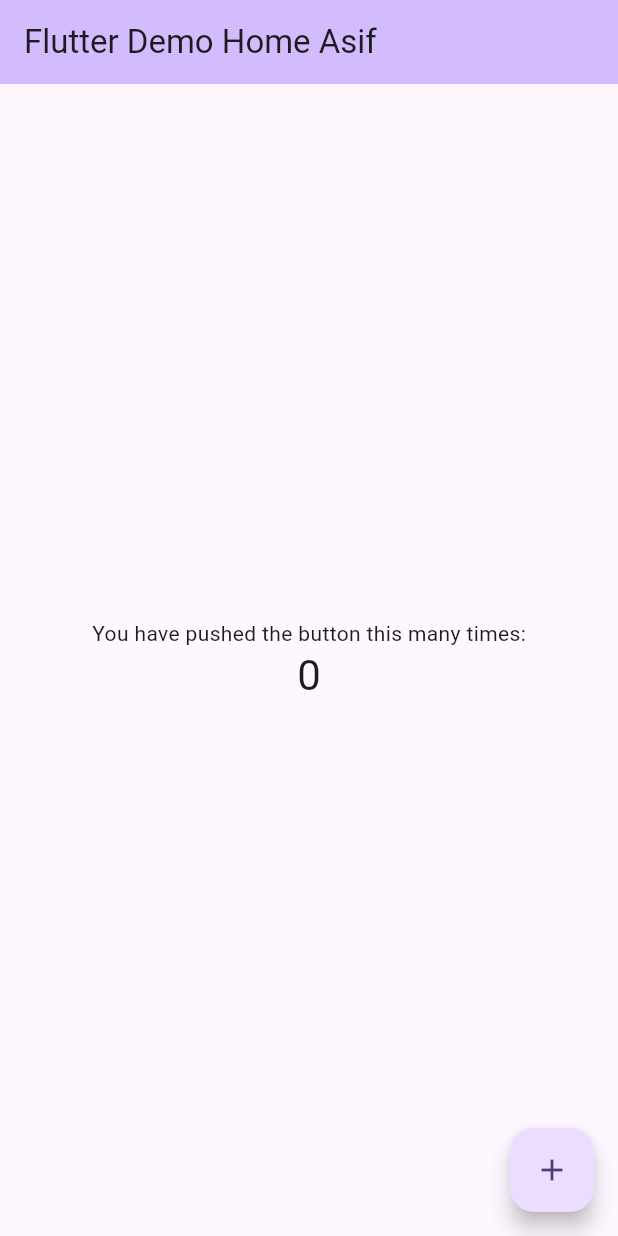
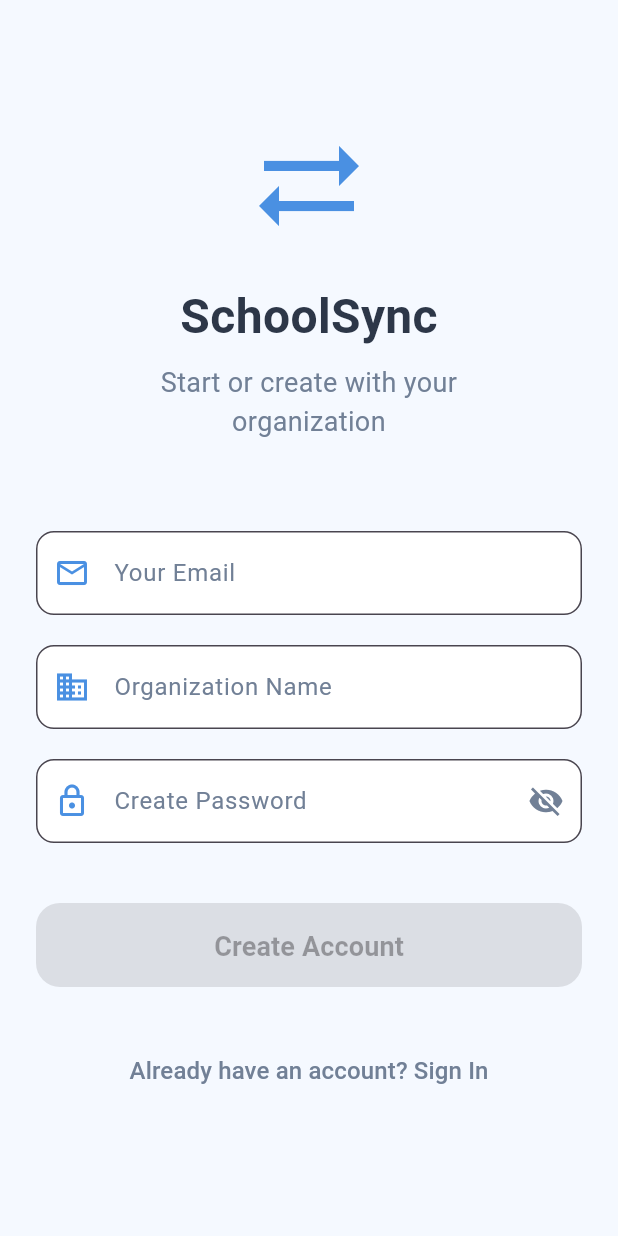
Before and after one commit to Asif-H28/appv1, a Flutter app: the screen it shows after launch, on a phone screen of 412 x 824 dp. Run offline on Flutter 3.47's test engine with Material 3 defaults, Android fonts, the phone set to English and light mode, and no system bars; our stand-ins replace shared_preferences.

Commit message:
landing page

```diff
--- /dev/null
+++ b/appv1/lib/core/constants/app_colors.dart
@@ -0,0 +1,11 @@
+import 'package:flutter/material.dart';
+
+class AppColors {
+  static const primary = Color(0xFF4A90E2);
+  static const secondary = Color(0xFF50C878);
+  static const background = Color(0xFFF5F9FF);
+  static const textPrimary = Color(0xFF2D3748);
+  static const textSecondary = Color(0xFF718096);
+  static const error = Color(0xFFE53E3E);
+  static const surface = Color(0xFFFFFFFF);
+}
--- /dev/null
+++ b/appv1/lib/core/theme/app_theme.dart
@@ -0,0 +1,35 @@
+import 'package:flutter/material.dart';
+import '../constants/app_colors.dart';
+
+ThemeData appTheme() {
+  return ThemeData(
+    primarySwatch: Colors.blue,
+    scaffoldBackgroundColor: AppColors.background,
+    appBarTheme: AppBarTheme(
+      backgroundColor: AppColors.surface,
+      foregroundColor: AppColors.textPrimary,
+      elevation: 0,
+    ),
+    elevatedButtonTheme: ElevatedButtonThemeData(
+      style: ElevatedButton.styleFrom(
+        backgroundColor: AppColors.primary,
+        foregroundColor: Colors.white,
+        padding: EdgeInsets.symmetric(vertical: 16, horizontal: 32),
+        shape: RoundedRectangleBorder(borderRadius: BorderRadius.circular(12)),
+      ),
+    ),
+    inputDecorationTheme: InputDecorationTheme(
+      filled: true,
+      fillColor: AppColors.surface,
+      border: OutlineInputBorder(
+        borderRadius: BorderRadius.circular(12),
+        borderSide: BorderSide(color: AppColors.textSecondary.withOpacity(0.3)),
+      ),
+      focusedBorder: OutlineInputBorder(
+        borderRadius: BorderRadius.circular(12),
+        borderSide: BorderSide(color: AppColors.primary, width: 2),
+      ),
+      contentPadding: EdgeInsets.symmetric(horizontal: 20, vertical: 16),
+    ),
+  );
+}
--- /dev/null
+++ b/appv1/lib/core/utils/validators.dart
@@ -0,0 +1,11 @@
+bool isValidEmail(String email) {
+  return RegExp(r'^[\w-\.]+@([\w-]+\.)+[\w-]{2,4}$').hasMatch(email);
+}
+
+bool isValidPassword(String password) {
+  return password.length >= 6;
+}
+
+bool isValidOrgName(String name) {
+  return name.trim().length >= 2;
+}
--- /dev/null
+++ b/appv1/lib/features/onboarding/presentation/pages/landing_page.dart
@@ -0,0 +1,233 @@
+import 'package:flutter/material.dart';
+import 'package:shared_preferences/shared_preferences.dart';
+import 'package:flutter/services.dart';
+import '../../../../core/constants/app_colors.dart';
+import '../../../../core/utils/validators.dart';
+import '../../../main_app/main_app_screen.dart';
+import '../widgets/custom_textfield.dart';
+
+class LandingPage extends StatefulWidget {
+  @override
+  _LandingPageState createState() => _LandingPageState();
+}
+
+class _LandingPageState extends State<LandingPage> {
+  final _formKey = GlobalKey<FormState>();
+  final _emailController = TextEditingController();
+  final _orgController = TextEditingController();
+  final _passwordController = TextEditingController();
+  bool _isLoading = false;
+  bool _allFieldsValid = false;
+
+  @override
+  void initState() {
+    super.initState();
+    _emailController.addListener(_checkFormValid);
+    _orgController.addListener(_checkFormValid);
+    _passwordController.addListener(_checkFormValid);
+  }
+
+  void _checkFormValid() {
+    final emailValid =
+        _emailController.text.isNotEmpty && isValidEmail(_emailController.text);
+    final orgValid =
+        _orgController.text.isNotEmpty && isValidOrgName(_orgController.text);
+    final passValid =
+        _passwordController.text.isNotEmpty &&
+        isValidPassword(_passwordController.text);
+
+    setState(() {
+      _allFieldsValid = emailValid && orgValid && passValid;
+    });
+  }
+
+  @override
+  Widget build(BuildContext context) {
+    return Scaffold(
+      body: AnnotatedRegion<SystemUiOverlayStyle>(
+        value: SystemUiOverlayStyle(
+          statusBarColor: Colors.transparent,
+          statusBarIconBrightness: Brightness.dark,
+          systemNavigationBarColor: AppColors.background,
+          systemNavigationBarIconBrightness: Brightness.dark,
+        ),
+        child: SafeArea(
+          child: SingleChildScrollView(
+            padding: EdgeInsets.all(24),
+            child: Form(
+              key: _formKey,
+              child: Column(
+                children: [
+                  SizedBox(height: 60),
+                  Icon(Icons.sync_alt, size: 80, color: AppColors.primary),
+                  SizedBox(height: 24),
+                  Text(
+                    'SchoolSync',
+                    style: TextStyle(
+                      fontSize: 32,
+                      fontWeight: FontWeight.bold,
+                      color: AppColors.textPrimary,
+                    ),
+                  ),
+                  SizedBox(height: 8),
+                  Padding(
+                    padding: EdgeInsets.symmetric(horizontal: 40),
+                    child: Text(
+                      'Start or create with your organization',
+                      style: TextStyle(
+                        fontSize: 18,
+                        color: AppColors.textSecondary,
+                      ),
+                      textAlign: TextAlign.center,
+                    ),
+                  ),
+                  SizedBox(height: 60),
+
+                  // EMAIL
+                  CustomTextField(
+                    controller: _emailController,
+                    label: 'Your Email',
+                    icon: Icons.email_outlined,
+                    validator: (value) {
+                      if (value == null || value.isEmpty)
+                        return 'Enter your email';
+                      if (!isValidEmail(value)) return 'Invalid email format';
+                      return null;
+                    },
+                    keyboardType: TextInputType.emailAddress,
+                  ),
+                  SizedBox(height: 20),
+
+                  // ORGANIZATION
+                  CustomTextField(
+                    controller: _orgController,
+                    label: 'Organization Name',
+                    icon: Icons.business_outlined,
+                    validator: (value) {
+                      if (value == null || value.isEmpty)
+                        return 'Enter organization name';
+                      if (!isValidOrgName(value))
+                        return 'Minimum 2 characters required';
+                      return null;
+                    },
+                  ),
+                  SizedBox(height: 20),
+
+                  // PASSWORD with EYE
+                  CustomTextField(
+                    controller: _passwordController,
+                    label: 'Create Password',
+                    icon: Icons.lock_outlined,
+                    isPassword: true,
+                    validator: (value) {
+                      if (value == null || value.isEmpty)
+                        return 'Enter password';
+                      if (!isValidPassword(value))
+                        return 'Password must be 6+ characters';
+                      return null;
+                    },
+                  ),
+
+                  SizedBox(height: 40),
+
+                  // BUTTON - DISABLED until ALL 3 fields valid
+                  SizedBox(
+                    width: double.infinity,
+                    height: 56,
+                    child: ElevatedButton(
+                      style: ElevatedButton.styleFrom(
+                        backgroundColor: _allFieldsValid
+                            ? AppColors.primary
+                            : AppColors.textSecondary.withOpacity(0.3),
+                        foregroundColor: Colors.white,
+                        shape: RoundedRectangleBorder(
+                          borderRadius: BorderRadius.circular(16),
+                        ),
+                        elevation: _allFieldsValid ? 4 : 0,
+                      ),
+                      onPressed: _isLoading || !_allFieldsValid
+                          ? null
+                          : _handleCreate,
+                      child: _isLoading
+                          ? SizedBox(
+                              height: 24,
+                              width: 24,
+                              child: CircularProgressIndicator(
+                                strokeWidth: 2,
+                                color: Colors.white,
+                              ),
+                            )
+                          : Text(
+                              'Create Account',
+                              style: TextStyle(
+                                fontSize: 18,
+                                fontWeight: FontWeight.bold,
+                              ),
+                            ),
+                    ),
+                  ),
+
+                  SizedBox(height: 32),
+                  TextButton(
+                    onPressed: () {
+                      ScaffoldMessenger.of(context).showSnackBar(
+                        SnackBar(content: Text('Login coming soon!')),
+                      );
+                    },
+                    child: Text(
+                      'Already have an account? Sign In',
+                      style: TextStyle(
+                        color: AppColors.textSecondary,
+                        fontSize: 16,
+                      ),
+                    ),
+                  ),
+                  SizedBox(height: 40),
+                ],
+              ),
+            ),
+          ),
+        ),
+      ),
+    );
+  }
+
+  Future<void> _handleCreate() async {
+    if (_formKey.currentState!.validate() && _allFieldsValid) {
+      setState(() => _isLoading = true);
+
+      // TODO: Node.js API integration here
+      // await ApiService().createAccount(_emailController.text, _orgController.text, _passwordController.text);
+
+      await Future.delayed(Duration(seconds: 2)); // Simulate API
+
+      // Save login data
+      final prefs = await SharedPreferences.getInstance();
+      await prefs.setBool('isLoggedIn', true);
+      await prefs.setString('userEmail', _emailController.text);
+      await prefs.setString('userOrg', _orgController.text);
+
+      setState(() => _isLoading = false);
+
+      // Go to Main App
+      Navigator.pushReplacement(
+        context,
+        MaterialPageRoute(
+          builder: (_) => MainAppScreen(
+            role: 'user', // Default role
+            email: _emailController.text,
+            org: _orgController.text,
+          ),
+        ),
+      );
+    }
+  }
+
+  @override
+  void dispose() {
+    _emailController.dispose();
+    _orgController.dispose();
+    _passwordController.dispose();
+    super.dispose();
+  }
+}
--- /dev/null
+++ b/appv1/lib/features/onboarding/presentation/widgets/custom_textfield.dart
@@ -0,0 +1,58 @@
+import 'package:flutter/material.dart';
+
+import '../../../../core/constants/app_colors.dart';
+
+class CustomTextField extends StatefulWidget {
+  final TextEditingController controller;
+  final String label;
+  final IconData icon;
+  final String? Function(String?)? validator;
+  final TextInputType? keyboardType;
+  final bool isPassword; // ← NEW: Password field flag
+
+  const CustomTextField({
+    Key? key,
+    required this.controller,
+    required this.label,
+    required this.icon,
+    this.validator,
+    this.keyboardType,
+    this.isPassword = false, // ← NEW
+  }) : super(key: key);
+
+  @override
+  _CustomTextFieldState createState() => _CustomTextFieldState();
+}
+
+class _CustomTextFieldState extends State<CustomTextField> {
+  bool _obscureText = true;
+
+  @override
+  Widget build(BuildContext context) {
+    return TextFormField(
+      controller: widget.controller,
+      keyboardType: widget.keyboardType,
+      obscureText: widget.isPassword ? _obscureText : false,
+      validator: widget.validator,
+      decoration: InputDecoration(
+        labelText: widget.label,
+        prefixIcon: Icon(widget.icon, color: AppColors.primary),
+        labelStyle: TextStyle(color: AppColors.textSecondary),
+        // ← EYE ICON for password only
+        suffixIcon: widget.isPassword
+            ? IconButton(
+                icon: Icon(
+                  _obscureText ? Icons.visibility_off : Icons.visibility,
+                  color: AppColors.textSecondary,
+                ),
+                onPressed: () {
+                  setState(() {
+                    _obscureText = !_obscureText;
+                  });
+                },
+              )
+            : null,
+      ),
+    );
+  }
+}
--- a/appv1/lib/main.dart
+++ b/appv1/lib/main.dart
@@ -1,122 +1,33 @@
 import 'package:flutter/material.dart';
+import 'package:flutter/services.dart'; // Add this import
+import 'core/theme/app_theme.dart';
+import 'features/onboarding/presentation/pages/landing_page.dart';
+import 'core/constants/app_colors.dart';
 
 void main() {
-  runApp(const MyApp());
+  runApp(MyApp());
 }
 
 class MyApp extends StatelessWidget {
-  const MyApp({super.key});
-
-  // This widget is the root of your application.
   @override
   Widget build(BuildContext context) {
     return MaterialApp(
-      title: 'Flutter Demo',
-      theme: ThemeData(
-        // This is the theme of your application.
-        //
-        // TRY THIS: Try running your application with "flutter run". You'll see
-        // the application has a purple toolbar. Then, without quitting the app,
-        // try changing the seedColor in the colorScheme below to Colors.green
-        // and then invoke "hot reload" (save your changes or press the "hot
-        // reload" button in a Flutter-supported IDE, or press "r" if you used
-        // the command line to start the app).
-        //
-        // Notice that the counter didn't reset back to zero; the application
-        // state is not lost during the reload. To reset the state, use hot
-        // restart instead.
-        //
-        // This works for code too, not just values: Most code changes can be
-        // tested with just a hot reload.
-        colorScheme: .fromSeed(seedColor: Colors.deepPurple),
+      title: 'School Admin',
+      theme: appTheme(),
+      home: AnnotatedRegion<SystemUiOverlayStyle>(
+        value: SystemUiOverlayStyle(
+          // Status bar (top)
+          statusBarColor: Colors.transparent,
+          statusBarIconBrightness: Brightness.dark, // Dark icons on light bg
+          // System navigation bar (bottom) - WHITE background
+          systemNavigationBarColor: AppColors.background,
+          systemNavigationBarIconBrightness: Brightness.dark, // Dark nav icons
+          systemNavigationBarDividerColor:
+              Colors.transparent, // No divider line
+        ),
+        child: LandingPage(),
       ),
-      home: const MyHomePage(title: 'Flutter Demo Home Asif'),
+      debugShowCheckedModeBanner: false,
     );
   }
 }
-
-class MyHomePage extends StatefulWidget {
-  const MyHomePage({super.key, required this.title});
-
-  // This widget is the home page of your application. It is stateful, meaning
-  // that it has a State object (defined below) that contains fields that affect
-  // how it looks.
-
-  // This class is the configuration for the state. It holds the values (in this
-  // case the title) provided by the parent (in this case the App widget) and
-  // used by the build method of the State. Fields in a Widget subclass are
-  // always marked "final".
-
-  final String title;
-
-  @override
-  State<MyHomePage> createState() => _MyHomePageState();
-}
-
-class _MyHomePageState extends State<MyHomePage> {
-  int _counter = 0;
-
-  void _incrementCounter() {
-    setState(() {
-      // This call to setState tells the Flutter framework that something has
-      // changed in this State, which causes it to rerun the build method below
-      // so that the display can reflect the updated values. If we changed
-      // _counter without calling setState(), then the build method would not be
-      // called again, and so nothing would appear to happen.
-      _counter++;
-    });
-  }
-
-  @override
-  Widget build(BuildContext context) {
-    // This method is rerun every time setState is called, for instance as done
-    // by the _incrementCounter method above.
-    //
-    // The Flutter framework has been optimized to make rerunning build methods
-    // fast, so that you can just rebuild anything that needs updating rather
-    // than having to individually change instances of widgets.
-    return Scaffold(
-      appBar: AppBar(
-        // TRY THIS: Try changing the color here to a specific color (to
-        // Colors.amber, perhaps?) and trigger a hot reload to see the AppBar
-        // change color while the other colors stay the same.
-        backgroundColor: Theme.of(context).colorScheme.inversePrimary,
-        // Here we take the value from the MyHomePage object that was created by
-        // the App.build method, and use it to set our appbar title.
-        title: Text(widget.title),
-      ),
-      body: Center(
-        // Center is a layout widget. It takes a single child and positions it
-        // in the middle of the parent.
-        child: Column(
-          // Column is also a layout widget. It takes a list of children and
-          // arranges them vertically. By default, it sizes itself to fit its
-          // children horizontally, and tries to be as tall as its parent.
-          //
-          // Column has various properties to control how it sizes itself and
-          // how it positions its children. Here we use mainAxisAlignment to
-          // center the children vertically; the main axis here is the vertical
-          // axis because Columns are vertical (the cross axis would be
-          // horizontal).
-          //
-          // TRY THIS: Invoke "debug painting" (choose the "Toggle Debug Paint"
-          // action in the IDE, or press "p" in the console), to see the
-          // wireframe for each widget.
-          mainAxisAlignment: .center,
-          children: [
-            const Text('You have pushed the button this many times:'),
-            Text(
-              '$_counter',
-              style: Theme.of(context).textTheme.headlineMedium,
-            ),
-          ],
-        ),
-      ),
-      floatingActionButton: FloatingActionButton(
-        onPressed: _incrementCounter,
-        tooltip: 'Increment',
-        child: const Icon(Icons.add),
-      ),
-    );
-  }
-}
--- a/appv1/pubspec.yaml
+++ b/appv1/pubspec.yaml
@@ -34,6 +34,7 @@
   # The following adds the Cupertino Icons font to your application.
   # Use with the CupertinoIcons class for iOS style icons.
   cupertino_icons: ^1.0.8
+  shared_preferences: ^2.3.2
 
 dev_dependencies:
   flutter_test:
```
Also changed, not shown: appv1/lib/features/main_app/main_app_screen.dart (added, +68 -0 lines), appv1/lib/features/main_app/pages/home_page.dart (added, +45 -0 lines), appv1/lib/features/main_app/pages/organization_page.dart (added, +44 -0 lines), appv1/lib/features/main_app/pages/profile_page.dart (added, +49 -0 lines), appv1/lib/features/main_app/pages/settings_page.dart (added, +43 -0 lines), appv1/pubspec.lock, 2 other files.
